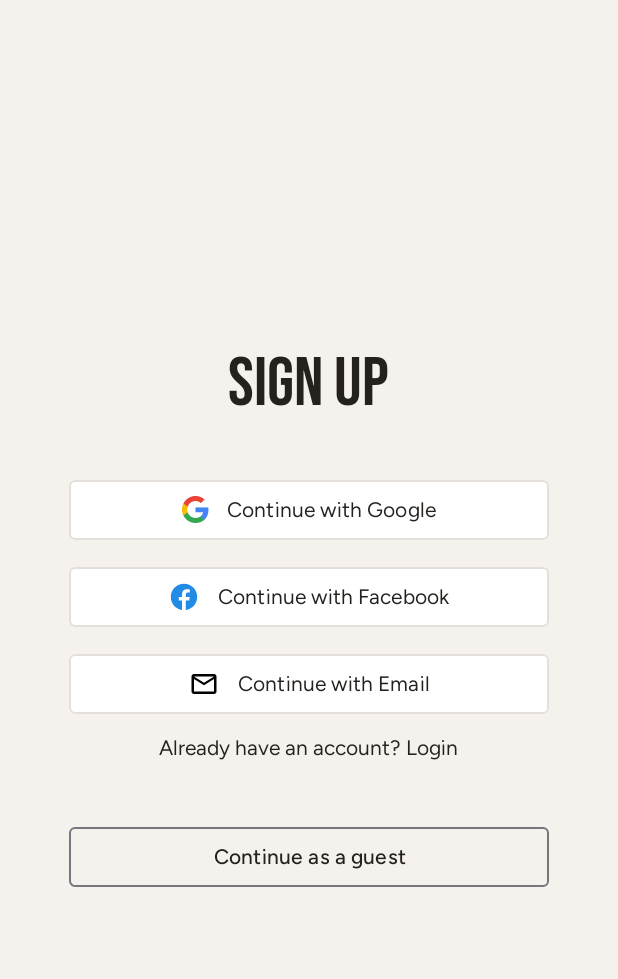
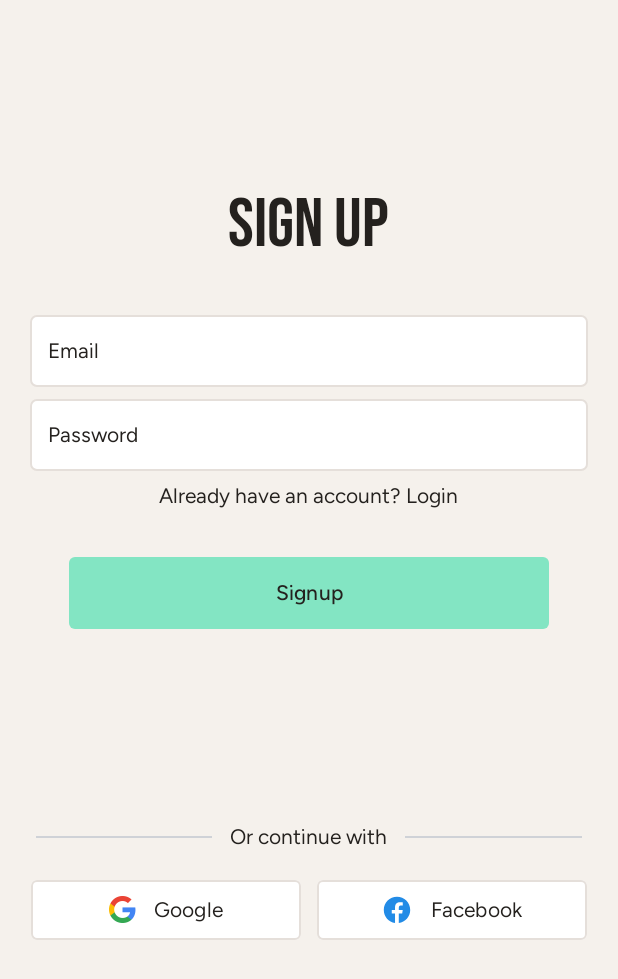
Before and after one commit to chuthientuan/FitnessTracker-Android, an Android app: the SignUpActivity screen opened directly, with no data from a screen before it, on a phone screen of 412 x 824 dp. Shown: the top 979 px of the screen. Run offline under Robolectric (Android 15) with nearby library versions, the phone set to English and light mode, and no system bars; our stand-ins replace Firebase (no records; nobody signed in at launch, a user with empty details on screens opened directly); libraries missing offline, so code that uses them is left out: com.facebook, com.facebook.appevents, com.facebook.login; plain views replace LoginButton; 7 statements that could not run were skipped.

Commit message:
Dang nhap bang email

```diff
--- a/app/src/main/java/com/example/fitnesstracker/view/activities/EmailLoginActivity.java
+++ b/app/src/main/java/com/example/fitnesstracker/view/activities/EmailLoginActivity.java
@@ -31,13 +31,15 @@ import com.google.android.gms.auth.api.signin.GoogleSignInOptions;
 import com.google.android.gms.common.api.ApiException;
 import com.google.android.gms.tasks.Task;
 import com.google.android.material.button.MaterialButton;
+import com.google.android.material.textfield.MaterialAutoCompleteTextView;
 
 public class EmailLoginActivity extends AppCompatActivity {
     private static final int RC_SIGN_IN_WITH_GOOGLE = 1001;
     LoginButton btnFacebookHidden;
     private LoginViewModel loginViewModel;
     private CallbackManager callbackManager;
-    MaterialButton btnGoogle, btnFacebook;
+    MaterialButton btnGoogle, btnFacebook, btnCreateNewAccount, btnLogin;
+    MaterialAutoCompleteTextView edtName, edtPassword;
 
     @Override
     protected void onCreate(Bundle savedInstanceState) {
@@ -52,6 +54,10 @@ public class EmailLoginActivity extends AppCompatActivity {
         btnGoogle = findViewById(R.id.btnGoogle);
         btnFacebookHidden = findViewById(R.id.btnFacebookHidden);
         btnFacebook = findViewById(R.id.btnFacebook);
+        btnCreateNewAccount = findViewById(R.id.btnCreateNewAccount);
+        btnLogin = findViewById(R.id.btnLogin);
+        edtName = findViewById(R.id.edtName);
+        edtPassword = findViewById(R.id.edtPassword);
         loginViewModel = new ViewModelProvider(this).get(LoginViewModel.class);
         // Google Sign In
         GoogleSignInOptions gso = new GoogleSignInOptions.Builder(GoogleSignInOptions.DEFAULT_SIGN_IN)
@@ -91,12 +97,24 @@ public class EmailLoginActivity extends AppCompatActivity {
         });
         btnFacebook.setOnClickListener(v -> btnFacebookHidden.performClick());
 
+        // Login with Email
+        btnLogin.setOnClickListener(v -> {
+            String email = edtName.getText().toString();
+            String password = edtPassword.getText().toString();
+            loginViewModel.signInWithEmailAndPassword(email, password);
+        });
+
         loginViewModel.getUser().observe(this, user -> {
             if (user != null) {
                 Intent intent = new Intent(this, OnboardActivity.class);
                 startActivity(intent);
                 finish();
             }
+        });
+
+        btnCreateNewAccount.setOnClickListener(v -> {
+            Intent intent = new Intent(this, SignUpActivity.class);
+            startActivity(intent);
         });
     }
 
--- a/app/src/main/java/com/example/fitnesstracker/view/activities/SignUpActivity.java
+++ b/app/src/main/java/com/example/fitnesstracker/view/activities/SignUpActivity.java
@@ -3,6 +3,7 @@ package com.example.fitnesstracker.view.activities;
 import android.content.Intent;
 import android.os.Bundle;
 import android.util.Log;
+import android.widget.EditText;
 import android.widget.Toast;
 
 import androidx.activity.EdgeToEdge;
@@ -31,13 +32,18 @@ import com.google.android.gms.auth.api.signin.GoogleSignInOptions;
 import com.google.android.gms.common.api.ApiException;
 import com.google.android.gms.tasks.Task;
 import com.google.android.material.button.MaterialButton;
+import com.google.android.material.textfield.MaterialAutoCompleteTextView;
+import com.google.android.material.textview.MaterialTextView;
+import com.google.firebase.auth.FirebaseAuth;
 
 public class SignUpActivity extends AppCompatActivity {
     private static final int RC_SIGN_IN_WITH_GOOGLE = 1001;
     LoginButton btnFacebookHidden;
     private LoginViewModel loginViewModel;
     private CallbackManager callbackManager;
-    MaterialButton btnGoogle, btnFacebook;
+    MaterialButton btnGoogle, btnFacebook, btnSignup;
+    MaterialAutoCompleteTextView edtName, edtPassword;
+    MaterialTextView txtAlreadyAccount;
 
     @Override
     protected void onCreate(Bundle savedInstanceState) {
@@ -52,6 +58,10 @@ public class SignUpActivity extends AppCompatActivity {
         btnGoogle = findViewById(R.id.btnGoogle);
         btnFacebookHidden = findViewById(R.id.btnFacebookHidden);
         btnFacebook = findViewById(R.id.btnFacebook);
+        btnSignup = findViewById(R.id.btnSignup);
+        edtName = findViewById(R.id.edtName);
+        edtPassword = findViewById(R.id.edtPassword);
+        txtAlreadyAccount = findViewById(R.id.txtAlreadyAccount);
         loginViewModel = new ViewModelProvider(this).get(LoginViewModel.class);
         // Google Sign In
         GoogleSignInOptions gso = new GoogleSignInOptions.Builder(GoogleSignInOptions.DEFAULT_SIGN_IN)
@@ -90,13 +100,32 @@ public class SignUpActivity extends AppCompatActivity {
             }
         });
         btnFacebook.setOnClickListener(v -> btnFacebookHidden.performClick());
-
         loginViewModel.getUser().observe(this, user -> {
             if (user != null) {
                 Intent intent = new Intent(this, OnboardActivity.class);
                 startActivity(intent);
                 finish();
             }
+        });
+
+        // Signup with Email
+        btnSignup.setOnClickListener(v -> {
+            FirebaseAuth firebaseAuth = FirebaseAuth.getInstance();
+            String email = edtName.getText().toString();
+            String password = edtPassword.getText().toString();
+            firebaseAuth.createUserWithEmailAndPassword(email, password)
+                    .addOnCompleteListener(task -> {
+                        if (task.isSuccessful()) {
+                            Toast.makeText(this, "Signup successful", Toast.LENGTH_SHORT).show();
+                        } else {
+                            Toast.makeText(this, "Signup failed", Toast.LENGTH_SHORT).show();
+                        }
+                    });
+        });
+        txtAlreadyAccount.setOnClickListener(v -> {
+            Intent intent = new Intent(this, EmailLoginActivity.class);
+            startActivity(intent);
+            finish();
         });
     }
 
--- a/app/src/main/java/com/example/fitnesstracker/viewmodel/LoginViewModel.java
+++ b/app/src/main/java/com/example/fitnesstracker/viewmodel/LoginViewModel.java
@@ -32,23 +32,34 @@ public class LoginViewModel extends ViewModel {
                 });
     }
 
-    public LiveData<FirebaseUser> getUser() {
-        return userLiveData;
-    }
-
     public void handleFacebookAccessToken(AccessToken token) {
         AuthCredential credential = FacebookAuthProvider.getCredential(token.getToken());
         firebaseAuth.signInWithCredential(credential)
                 .addOnCompleteListener(task -> {
                     if (task.isSuccessful()) {
                         FirebaseUser user = firebaseAuth.getCurrentUser();
-                        Log.d("FB_LOGIN", "Firebase sign in success: " + user.getEmail());
+                        Log.d("FB_LOGIN", "Firebase sign in success: " + (user != null ? user.getEmail() : null));
                         userLiveData.setValue(user);
                     } else {
                         Log.e("FB_LOGIN", "Firebase sign in failed", task.getException());
                         userLiveData.setValue(null);
                     }
                 });
+    }
+
+    public void signInWithEmailAndPassword(String email, String password) {
+        firebaseAuth.signInWithEmailAndPassword(email, password)
+                .addOnCompleteListener(task -> {
+                    if (task.isSuccessful()) {
+                        userLiveData.setValue(firebaseAuth.getCurrentUser());
+                    } else {
+                        userLiveData.setValue(null);
+                    }
+                });
+    }
+
+    public LiveData<FirebaseUser> getUser() {
+        return userLiveData;
     }
 
     public void signOut() {
--- a/app/src/main/res/layout/activity_email_login.xml
+++ b/app/src/main/res/layout/activity_email_login.xml
@@ -32,7 +32,8 @@
             android:layout_marginBottom="8dp"
             android:background="@drawable/white_bg"
             android:fontFamily="@font/figtree_regular"
-            android:hint="@string/full_name"
+            android:hint="@string/email"
+            android:imeOptions="actionNext"
             android:inputType="text"
             android:paddingStart="12dp"
             android:paddingEnd="12dp"
@@ -47,6 +48,7 @@
             android:background="@drawable/white_bg"
             android:fontFamily="@font/figtree_regular"
             android:hint="@string/password"
+            android:imeOptions="actionDone"
             android:inputType="textPassword"
             android:paddingStart="12dp"
             android:paddingEnd="12dp"
@@ -181,7 +183,7 @@
         </LinearLayout>
 
         <com.google.android.material.button.MaterialButton
-            android:id="@+id/btnCreateNew"
+            android:id="@+id/btnCreateNewAccount"
             style="@style/Widget.Material3.Button.OutlinedButton"
             android:layout_width="320dp"
             android:layout_height="48dp"
--- a/app/src/main/res/layout/activity_sign_up.xml
+++ b/app/src/main/res/layout/activity_sign_up.xml
@@ -6,33 +6,140 @@
     android:layout_width="match_parent"
     android:layout_height="match_parent"
     android:background="@color/background"
-    android:gravity="center_vertical"
     android:orientation="vertical"
     tools:context=".view.activities.SignUpActivity">
 
+    <LinearLayout
+        android:layout_width="match_parent"
+        android:layout_height="match_parent"
+        android:layout_weight="0.5"
+        android:gravity="center_horizontal|center_vertical"
+        android:orientation="vertical">
+
         <com.google.android.material.textview.MaterialTextView
-        style="@style/Widget.MaterialComponents.TextView"
             android:layout_width="wrap_content"
             android:layout_height="wrap_content"
-        android:layout_gravity="center_horizontal"
-        android:layout_marginBottom="32dp"
             android:fontFamily="@font/bebasneue_regular"
             android:text="@string/sign_up"
-        android:textAlignment="center"
             android:textColor="@color/text_color"
             android:textSize="46sp" />
+
+        <com.google.android.material.textfield.MaterialAutoCompleteTextView
+            android:id="@+id/edtName"
+            android:layout_width="372dp"
+            android:layout_height="48dp"
+            android:layout_marginTop="32dp"
+            android:layout_marginBottom="8dp"
+            android:background="@drawable/white_bg"
+            android:fontFamily="@font/figtree_regular"
+            android:hint="@string/email"
+            android:imeOptions="actionNext"
+            android:inputType="text"
+            android:paddingStart="12dp"
+            android:paddingEnd="12dp"
+            android:textColor="@color/text_color"
+            android:textColorHint="@color/text_color"
+            android:textSize="14sp" />
+
+        <com.google.android.material.textfield.MaterialAutoCompleteTextView
+            android:id="@+id/edtPassword"
+            android:layout_width="372dp"
+            android:layout_height="48dp"
+            android:background="@drawable/white_bg"
+            android:fontFamily="@font/figtree_regular"
+            android:hint="@string/password"
+            android:imeOptions="actionDone"
+            android:inputType="textPassword"
+            android:paddingStart="12dp"
+            android:paddingEnd="12dp"
+            android:textColor="@color/text_color"
+            android:textColorHint="@color/text_color"
+            android:textSize="14sp" />
+
+        <com.google.android.material.textview.MaterialTextView
+            android:id="@+id/txtAlreadyAccount"
+            android:layout_width="wrap_content"
+            android:layout_height="wrap_content"
+            android:layout_marginTop="8dp"
+            android:fontFamily="@font/figtree_regular"
+            android:text="@string/already_have_an_account_login"
+            android:textColor="@color/text_color"
+            android:textSize="14sp" />
+
+        <com.google.android.material.button.MaterialButton
+            android:id="@+id/btnSignup"
+            style="@style/Widget.Material3.Button"
+            android:layout_width="320dp"
+            android:layout_height="48dp"
+            android:layout_gravity="center_horizontal"
+            android:layout_marginTop="32dp"
+            android:layout_marginBottom="8dp"
+            android:background="@drawable/green_bg"
+            android:fontFamily="@font/figtree_medium"
+            android:paddingStart="20dp"
+            android:paddingEnd="20dp"
+            android:text="@string/signup"
+            android:textColor="@color/text_color"
+            android:textSize="14sp"
+            app:backgroundTint="@null" />
+    </LinearLayout>
+
+    <LinearLayout
+        android:layout_width="match_parent"
+        android:layout_height="match_parent"
+        android:layout_weight="1"
+        android:orientation="vertical">
+
+        <LinearLayout
+            android:layout_width="match_parent"
+            android:layout_height="wrap_content"
+            android:layout_marginBottom="16dp"
+            android:gravity="center_vertical"
+            android:orientation="horizontal"
+            android:paddingStart="24dp"
+            android:paddingEnd="24dp">
+
+            <View
+                android:layout_width="0dp"
+                android:layout_height="1dp"
+                android:layout_weight="1"
+                android:background="@color/line" />
+
+            <com.google.android.material.textview.MaterialTextView
+                android:layout_width="wrap_content"
+                android:layout_height="wrap_content"
+                android:fontFamily="@font/figtree_regular"
+                android:paddingStart="12dp"
+                android:paddingEnd="12dp"
+                android:text="@string/or_continue_with"
+                android:textColor="@color/text_color"
+                android:textSize="14sp" />
+
+            <View
+                android:layout_width="0dp"
+                android:layout_height="1dp"
+                android:layout_weight="1"
+                android:background="@color/line" />
+        </LinearLayout>
+
+        <LinearLayout
+            android:layout_width="match_parent"
+            android:layout_height="wrap_content"
+            android:gravity="center_horizontal"
+            android:orientation="horizontal">
 
             <com.google.android.material.button.MaterialButton
                 android:id="@+id/btnGoogle"
                 style="@style/Widget.Material3.Button"
-        android:layout_width="320dp"
+                android:layout_width="180dp"
                 android:layout_height="48dp"
                 android:layout_gravity="center_horizontal"
+                android:layout_marginEnd="5dp"
                 android:layout_marginBottom="10dp"
                 android:fontFamily="@font/figtree_regular"
-        android:paddingStart="20dp"
-        android:paddingEnd="20dp"
-        android:text="@string/login_with_google"
+                android:paddingStart="16dp"
+                android:paddingEnd="16dp"
+                android:text="@string/google"
                 android:textColor="@color/text_color"
                 android:textSize="14sp"
                 app:backgroundTint="@color/white"
@@ -53,14 +160,15 @@
             <com.google.android.material.button.MaterialButton
                 android:id="@+id/btnFacebook"
                 style="@style/Widget.Material3.Button"
-        android:layout_width="320dp"
+                android:layout_width="180dp"
                 android:layout_height="48dp"
                 android:layout_gravity="center_horizontal"
+                android:layout_marginStart="5dp"
                 android:layout_marginBottom="10dp"
                 android:fontFamily="@font/figtree_regular"
-        android:paddingStart="20dp"
-        android:paddingEnd="20dp"
-        android:text="@string/login_with_facebook"
+                android:paddingStart="16dp"
+                android:paddingEnd="16dp"
+                android:text="@string/facebook"
                 android:textColor="@color/text_color"
                 android:textSize="14sp"
                 app:backgroundTint="@color/white"
@@ -72,52 +180,6 @@
                 app:iconTint="@null"
                 app:strokeColor="@color/stroke"
                 app:strokeWidth="1dp" />
-
-    <com.google.android.material.button.MaterialButton
-        android:id="@+id/btnEmail"
-        style="@style/Widget.Material3.Button"
-        android:layout_width="320dp"
-        android:layout_height="48dp"
-        android:layout_gravity="center_horizontal"
-        android:layout_marginBottom="10dp"
-        android:fontFamily="@font/figtree_regular"
-        android:paddingStart="20dp"
-        android:paddingEnd="20dp"
-        android:text="@string/login_with_email"
-        android:textColor="@color/text_color"
-        android:textSize="14sp"
-        app:backgroundTint="@color/white"
-        app:cornerRadius="4dp"
-        app:icon="@drawable/ic_email"
-        app:iconGravity="textStart"
-        app:iconPadding="12dp"
-        app:iconSize="20dp"
-        app:iconTint="@color/black"
-        app:strokeColor="@color/stroke"
-        app:strokeWidth="1dp" />
-
-    <com.google.android.material.textview.MaterialTextView
-        android:id="@+id/txtLogin"
-        android:layout_width="wrap_content"
-        android:layout_height="wrap_content"
-        android:layout_gravity="center_horizontal"
-        android:fontFamily="@font/figtree_regular"
-        android:text="@string/already_have_an_account_login"
-        android:textColor="@color/text_color"
-        android:textSize="14sp" />
-
-    <com.google.android.material.button.MaterialButton
-        android:id="@+id/btnGuest"
-        style="@style/Widget.Material3.Button.OutlinedButton"
-        android:layout_width="320dp"
-        android:layout_height="48dp"
-        android:layout_gravity="center_horizontal"
-        android:layout_marginTop="40dp"
-        android:fontFamily="@font/figtree_medium"
-        android:paddingStart="20dp"
-        android:paddingEnd="20dp"
-        android:text="@string/continue_as_a_guest"
-        android:textColor="@color/text_color"
-        android:textSize="14sp"
-        app:cornerRadius="4dp" />
         </LinearLayout>
+    </LinearLayout>
+</LinearLayout>
--- a/app/src/main/res/values/strings.xml
+++ b/app/src/main/res/values/strings.xml
@@ -64,4 +64,6 @@
     <string name="fb_login_protocol_scheme">fb9976155629171837</string>
     <string name="facebook_client_token">b0cf485b91dc58349dc020f453011f2a</string>
     <string name="default_web_client_id">1050220367875-7fjnm8mcumjf02ac6eg006d6f6d12g21.apps.googleusercontent.com</string>
+    <string name="signup">Signup</string>
+    <string name="email">Email</string>
 </resources>
```
Lines whose indentation alone changed are shown as unchanged.
